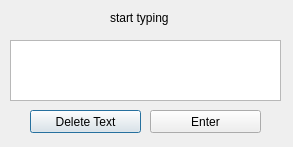
Above: interfaces/fr2.ui from PotatoJedi/FaceSwitch2 before the change. Below: the same form after it.
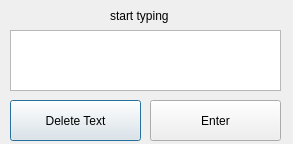
That is the form after the change.

What changed in the file:
```diff
--- a/interfaces/fr2.ui
+++ b/interfaces/fr2.ui
@@ -7,7 +7,7 @@
     <x>0</x>
     <y>0</y>
     <width>293</width>
-    <height>147</height>
+    <height>144</height>
    </rect>
   </property>
   <property name="focusPolicy">
@@ -20,9 +20,9 @@
    <property name="geometry">
     <rect>
      <x>110</x>
-     <y>10</y>
+     <y>0</y>
      <width>61</width>
-     <height>16</height>
+     <height>31</height>
     </rect>
    </property>
    <property name="text">
@@ -33,7 +33,7 @@
    <property name="geometry">
     <rect>
      <x>10</x>
-     <y>40</y>
+     <y>30</y>
      <width>271</width>
      <height>61</height>
     </rect>
@@ -42,10 +42,10 @@
   <widget class="QPushButton" name="btnDeleteText">
    <property name="geometry">
     <rect>
-     <x>30</x>
-     <y>110</y>
-     <width>111</width>
-     <height>23</height>
+     <x>10</x>
+     <y>100</y>
+     <width>131</width>
+     <height>41</height>
     </rect>
    </property>
    <property name="text">
@@ -56,9 +56,9 @@
    <property name="geometry">
     <rect>
      <x>150</x>
-     <y>110</y>
-     <width>111</width>
-     <height>23</height>
+     <y>100</y>
+     <width>131</width>
+     <height>41</height>
     </rect>
    </property>
    <property name="text">
```
